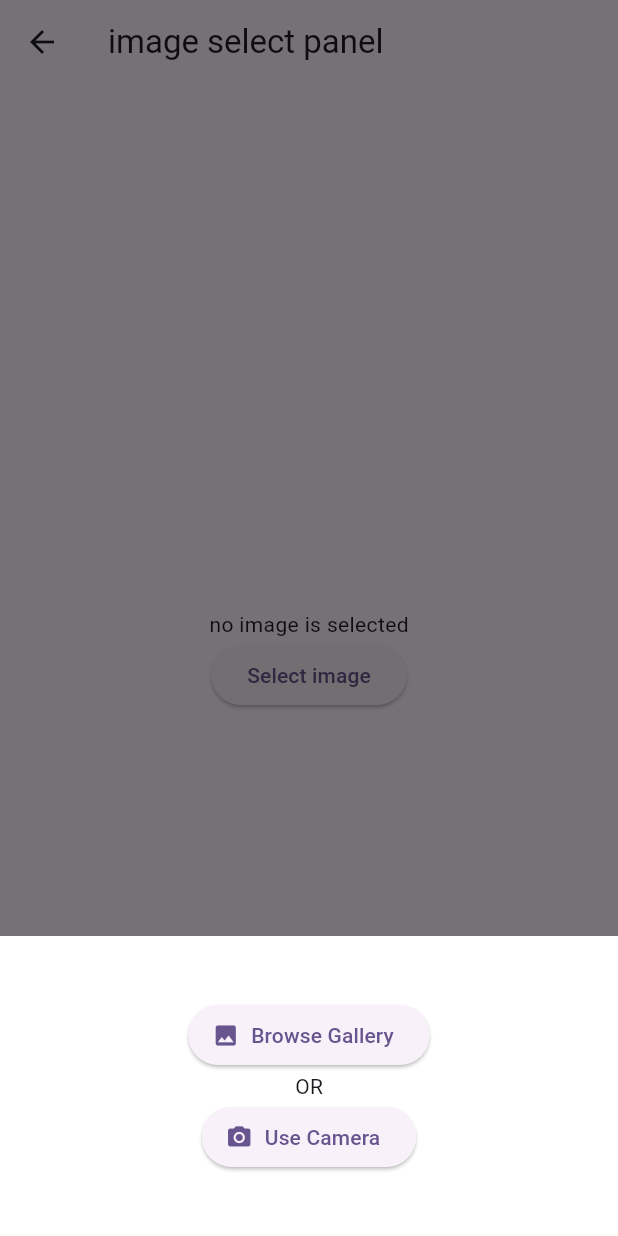
After one commit to IsurGimhan/Software-Development-Group-Project, a Flutter app: the leaf_image_take screen opened directly, after a tap on "Select image", on a phone screen of 412 x 824 dp. The commit adds this screen. Run offline on Flutter 3.47's test engine with Material 3 defaults, Android fonts, the phone set to English and light mode, and no system bars; our stand-ins replace flutter_lorem, font_awesome_flutter, image_picker; network calls fail.

```diff
--- /dev/null
+++ b/flutterFrontend/project_front_end/lib/leaf_image_taker.dart
@@ -0,0 +1,100 @@
+import 'dart:io';
+import 'package:flutter/material.dart';
+import 'package:image_picker/image_picker.dart';
+
+void main() {
+  runApp(MyApp());
+}
+
+class MyApp extends StatelessWidget {
+  @override
+  Widget build(BuildContext context) {
+    return MaterialApp(
+      debugShowCheckedModeBanner: false,
+      home: leaf_image_take(),
+    );
+  }
+}
+
+class leaf_image_take extends StatefulWidget {
+  @override
+  State<leaf_image_take> createState() => _HomeScreenState();
+}
+
+class _HomeScreenState extends State<leaf_image_take> {
+  File? selectedImage;
+
+  @override
+  Widget build(BuildContext context) {
+    return Scaffold(
+      appBar: AppBar(
+        title: const Text('image select panel'),
+      ),
+      body: Center(
+        child: Column(mainAxisAlignment: MainAxisAlignment.center, children: [
+          selectedImage != null
+              ? Image.file(selectedImage!)
+              : const Text('no image is selected'),
+          ElevatedButton(
+            onPressed: () {
+              showModalBottomSheet(
+                context: context,
+                isScrollControlled: true,
+                builder: (BuildContext context) {
+                  return Container(
+                    height: 200,
+                    width: 500,
+                    color: Colors.white,
+                    child: Column(
+                      mainAxisAlignment: MainAxisAlignment.center,
+                      children: [
+                        // gallery selecting button
+                        ElevatedButton.icon(
+                          onPressed: () {
+                            selectImageFromGallery();
+                          },
+                          icon: const Icon(Icons.photo),
+                          label: const Text('Browse Gallery'),
+                        ),
+                        const Text('OR'),
+                        // camera selecting button
+                        ElevatedButton.icon(
+                          onPressed: () {
+                            captrueImageFromCamera();
+                          },
+                          icon: const Icon(Icons.camera_alt),
+                          label: const Text('Use Camera'),
+                        ),
+                      ],
+                    ),
+                  );
+                },
+              );
+            },
+            child: const Text('Select image'),
+          ),
+        ]),
+      ),
+    );
+  }
+
+  Future selectImageFromGallery() async {
+    final returnedImage =
+        await ImagePicker().pickImage(source: ImageSource.gallery);
+
+    if (returnedImage == null) return;
+    setState(() {
+      selectedImage = File(returnedImage.path);
+    });
+  }
+
+  Future captrueImageFromCamera() async {
+    final returnedImage =
+        await ImagePicker().pickImage(source: ImageSource.camera);
+
+    if (returnedImage == null) return;
+    setState(() {
+      selectedImage = File(returnedImage.path);
+    });
+  }
+}
--- a/flutterFrontend/project_front_end/pubspec.yaml
+++ b/flutterFrontend/project_front_end/pubspec.yaml
@@ -37,6 +37,8 @@
   cupertino_icons: ^1.0.2
   font_awesome_flutter: ^10.7.0
   flutter_lorem: ^2.0.0
+  image_picker: ^1.0.7
+  http: ^1.2.0
 
 dev_dependencies:
   flutter_test:
```
Also changed, not shown: flutterFrontend/project_front_end/lib/main.dart (+12 -1 lines), flutterFrontend/project_front_end/lib/tree_info.dart (added, +60 -0 lines), flutterFrontend/project_front_end/pubspec.lock, 7 other files.
